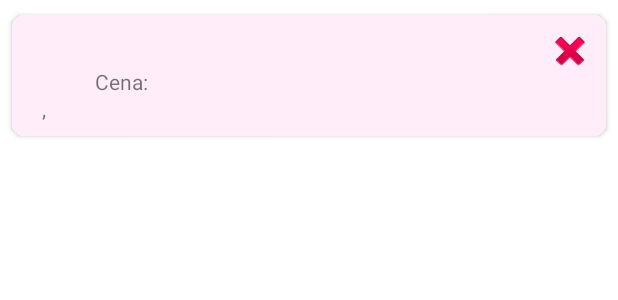
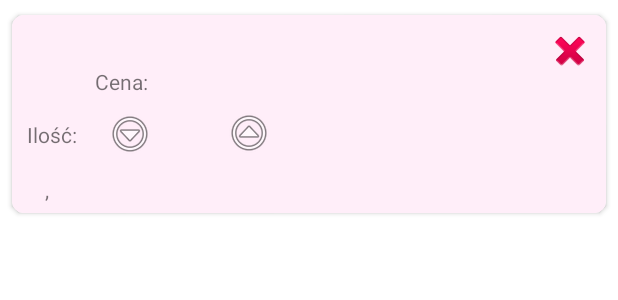
Before and after one commit to m-strzelec/ProductHunter, an Android app: the layout item_list_preview.xml on its own in the app's theme, with its tools: preview values and no code run, on a phone screen of 412 x 824 dp. Shown: the top 300 px of the screen. Run offline under Robolectric (Android 15) with nearby library versions, the phone set to English and light mode, and no system bars.

Commit message:
added quantity attribute to products

```diff
--- a/app/src/main/java/pl/mobi/msbw/producthunter/adapters/OnProductItemClickListener.kt
+++ b/app/src/main/java/pl/mobi/msbw/producthunter/adapters/OnProductItemClickListener.kt
@@ -5,4 +5,6 @@ import pl.mobi.msbw.producthunter.models.Product
 interface OnProductItemClickListener {
     fun onAddToProductListClick(product: Product) {}
     fun onDeleteProductClick(product: Product) {}
+    fun onQuantityIncrementClick(product: Product, position: Int) {}
+    fun onQuantityDecrementClick(product: Product, position: Int) {}
 }
--- a/app/src/main/java/pl/mobi/msbw/producthunter/models/Product.kt
+++ b/app/src/main/java/pl/mobi/msbw/producthunter/models/Product.kt
@@ -5,6 +5,7 @@ data class Product(
     val category: String = "",
     val name: String = "",
     val price: Double = 0.00,
+    val quantity: Int = 0,
     val storeName: String = "",
     val storeAddress: String = ""
 )
--- a/app/src/main/java/pl/mobi/msbw/producthunter/models/ShoppingList.kt
+++ b/app/src/main/java/pl/mobi/msbw/producthunter/models/ShoppingList.kt
@@ -2,5 +2,5 @@ package pl.mobi.msbw.producthunter.models
 
 data class ShoppingList(
     val listName: String,
-    val productIds: List<String>
+    val products: List<ShoppingListItem>
 )
--- /dev/null
+++ b/app/src/main/java/pl/mobi/msbw/producthunter/models/ShoppingListItem.kt
@@ -0,0 +1,6 @@
+package pl.mobi.msbw.producthunter.models
+
+data class ShoppingListItem(
+    val productId: String,
+    val quantity: Int
+)
--- a/app/src/main/res/layout/item_list_preview.xml
+++ b/app/src/main/res/layout/item_list_preview.xml
@@ -13,8 +13,31 @@
 
     <RelativeLayout
         android:layout_width="match_parent"
-        android:layout_height="wrap_content"
+        android:layout_height="132dp"
         android:background="#FFEEF9">
+
+        <TextView
+            android:id="@+id/productQuantityTV"
+            android:layout_width="wrap_content"
+            android:layout_height="18dp"
+            android:layout_alignTop="@+id/iloscTV"
+            android:layout_marginStart="10dp"
+            android:layout_marginTop="0dp"
+            android:layout_marginEnd="0dp"
+            android:layout_toEndOf="@+id/quantityMinus"
+            android:contentDescription="@string/cena"
+            android:drawablePadding="2dp"
+            android:minWidth="10dp" />
+
+        <TextView
+            android:id="@+id/iloscTV"
+            android:layout_width="wrap_content"
+            android:layout_height="wrap_content"
+            android:layout_below="@+id/productCategoryTV"
+            android:layout_alignParentStart="true"
+            android:layout_marginStart="10dp"
+            android:layout_marginTop="17dp"
+            android:text="@string/iloscTV" />
 
         <TextView
             android:id="@+id/productNameTV"
@@ -24,10 +47,10 @@
             android:layout_marginTop="10dp"
             android:layout_marginEnd="10dp"
             android:layout_toStartOf="@+id/deleteButton"
+            android:contentDescription="@string/nazwa_produktu"
             android:textColor="@color/black"
             android:textSize="18sp"
-            android:textStyle="bold"
-            android:contentDescription="@string/nazwa_produktu" />
+            android:textStyle="bold" />
 
         <TextView
             android:id="@+id/productCategoryTV"
@@ -36,46 +59,48 @@
             android:layout_below="@+id/productNameTV"
             android:layout_marginStart="10dp"
             android:layout_marginEnd="10dp"
+            android:contentDescription="@string/kategoria"
             android:drawablePadding="2dp"
-            android:minWidth="10dp"
-            android:contentDescription="@string/kategoria" />
+            android:minWidth="10dp" />
 
         <TextView
             android:id="@+id/productPriceTV"
             android:layout_width="wrap_content"
             android:layout_height="18dp"
-            android:layout_below="@+id/productNameTV"
-            android:layout_marginStart="0dp"
+            android:layout_alignTop="@+id/textView"
+            android:layout_marginStart="5dp"
             android:layout_marginTop="0dp"
             android:layout_marginEnd="0dp"
             android:layout_toEndOf="@+id/textView"
+            android:contentDescription="@string/ilosc"
             android:drawablePadding="2dp"
-            android:minWidth="10dp"
-            android:contentDescription="@string/cena" />
+            android:minWidth="10dp" />
 
         <TextView
             android:id="@+id/storeNameTV"
             android:layout_width="wrap_content"
             android:layout_height="18dp"
-            android:layout_below="@+id/productCategoryTV"
+            android:layout_below="@+id/iloscTV"
             android:layout_marginStart="10dp"
-            android:layout_marginTop="0dp"
+            android:layout_marginTop="17dp"
             android:layout_marginEnd="0dp"
+            android:contentDescription="@string/nazwa_sklepu"
             android:drawablePadding="2dp"
-            android:minWidth="10dp"
-            android:contentDescription="@string/nazwa_sklepu" />
+            android:minWidth="10dp" />
 
         <TextView
             android:id="@+id/storeAddressTV"
             android:layout_width="wrap_content"
             android:layout_height="18dp"
-            android:layout_below="@+id/productCategoryTV"
+            android:layout_alignTop="@+id/textView3"
+            android:layout_marginStart="10dp"
+            android:layout_marginTop="0dp"
             android:layout_marginEnd="10dp"
             android:layout_marginBottom="10dp"
             android:layout_toEndOf="@+id/textView3"
+            android:contentDescription="@string/adres_sklepu"
             android:drawablePadding="2dp"
-            android:minWidth="100dp"
-            android:contentDescription="@string/adres_sklepu" />
+            android:minWidth="100dp" />
 
         <TextView
             android:id="@+id/textView"
@@ -84,7 +109,6 @@
             android:layout_below="@+id/productNameTV"
             android:layout_marginStart="25dp"
             android:layout_marginTop="0dp"
-            android:layout_marginEnd="5dp"
             android:layout_toEndOf="@+id/productCategoryTV"
             android:text="@string/cenaTV" />
 
@@ -92,10 +116,9 @@
             android:id="@+id/textView3"
             android:layout_width="wrap_content"
             android:layout_height="wrap_content"
-            android:layout_below="@+id/productCategoryTV"
-            android:layout_marginStart="0dp"
+            android:layout_alignTop="@+id/storeNameTV"
+            android:layout_marginStart="2dp"
             android:layout_marginTop="0dp"
-            android:layout_marginEnd="5dp"
             android:layout_toEndOf="@+id/storeNameTV"
             android:text="@string/przecinek" />
 
@@ -106,10 +129,35 @@
             android:layout_alignParentEnd="true"
             android:layout_marginEnd="0dp"
             android:background="?android:attr/selectableItemBackgroundBorderless"
+            android:contentDescription="@string/usun_produkt_z_listy"
             android:foreground="?android:attr/selectableItemBackground"
             android:padding="8dp"
-            app:srcCompat="@android:drawable/ic_delete"
-            android:contentDescription="@string/usun_produkt_z_listy" />
+            app:srcCompat="@android:drawable/ic_delete" />
+
+        <ImageButton
+            android:id="@+id/quantityMinus"
+            android:layout_width="50dp"
+            android:layout_height="50dp"
+            android:layout_alignTop="@+id/iloscTV"
+            android:layout_marginStart="10dp"
+            android:layout_marginTop="-16dp"
+            android:layout_toEndOf="@+id/iloscTV"
+            android:background="?android:attr/selectableItemBackgroundBorderless"
+            app:srcCompat="@android:drawable/ic_menu_more"
+            android:text="@string/mniejP"/>
+
+        <ImageButton
+            android:id="@+id/quantityPlus"
+            android:layout_width="50dp"
+            android:layout_height="50dp"
+            android:layout_alignTop="@+id/quantityMinus"
+            android:layout_marginStart="10dp"
+            android:layout_marginTop="0dp"
+            android:layout_toEndOf="@+id/productQuantityTV"
+            android:background="?android:attr/selectableItemBackgroundBorderless"
+            android:rotation="180"
+            app:srcCompat="@android:drawable/ic_menu_more"
+            android:text="@string/wiecejP"/>
     </RelativeLayout>
 
 </androidx.cardview.widget.CardView>
--- a/app/src/main/res/menu/bottom_nav_view.xml
+++ b/app/src/main/res/menu/bottom_nav_view.xml
@@ -2,14 +2,14 @@
 <menu xmlns:android="http://schemas.android.com/apk/res/android">
     <item
         android:id="@+id/menuHome"
-        android:title="Home"
+        android:title="@string/home"
         android:icon="@drawable/ic_home"/>
     <item
         android:id="@+id/menuItemList"
-        android:title="Item list"
+        android:title="@string/lista_zakupow"
         android:icon="@drawable/ic_item_list"/>
     <item
         android:id="@+id/menuUser"
-        android:title="Profile"
+        android:title="@string/profil"
         android:icon="@drawable/ic_user"/>
 </menu>
--- a/app/src/main/res/menu/search_view.xml
+++ b/app/src/main/res/menu/search_view.xml
@@ -4,7 +4,7 @@
 
     <item
         android:id="@+id/action_search"
-        android:title="@string/search"
+        android:title="@string/szukaj"
         android:icon="@drawable/ic_search"
         app:actionViewClass="androidx.appcompat.widget.SearchView"
         app:showAsAction="collapseActionView|ifRoom" />
--- a/app/src/main/res/values/strings.xml
+++ b/app/src/main/res/values/strings.xml
@@ -2,14 +2,18 @@
     <string name="app_name">ProductHunter</string>
     <string name="dodaj_produkt">Dodaj produkt do bazy danych</string>
     <string name="cena">Cena</string>
+    <string name="ilosc">Ilość produktów</string>
+    <string name="mniejP">Zmniejsz ilość produktów o jeden</string>
+    <string name="wiecejP">Zwiększ ilość produktów o jeden</string>
     <string name="adres_sklepu">Adres sklepu</string>
     <string name="nazwa_sklepu">Nazwa sklepu</string>
     <string name="nazwa_produktu">Nazwa produktu</string>
     <string name="pokaz_produkty">Pokaż produkty</string>
     <string name="kategoria">Kategoria</string>
-    <string name="search">Szukaj…</string>
+    <string name="szukaj">Szukaj…</string>
     <string name="wszystkie_sklepy">Wszystkie sklepy</string>
     <string name="cenaTV">Cena:</string>
+    <string name="iloscTV">Ilość:</string>
     <string name="jednostkaTV">zł</string>
     <string name="przecinek">,</string>
     <string name="dodaj_do_listy">Dodaj do listy zakupów</string>
@@ -24,6 +28,9 @@
     <string name="powiadomienia">Powiadomienia</string>
     <string name="wyloguj">Wyloguj się</string>
     <string name="usun_produkt_z_listy">Usuń produkt z listy</string>
+    <string name="profil">Profil</string>
+    <string name="lista_zakupow">Lista zakupów</string>
+    <string name="home">Home</string>
     <string-array name="lista_sklepow">
         <item>Biedronka</item>
         <item>Lidl</item>
```
Also changed, not shown: app/src/main/java/pl/mobi/msbw/producthunter/adapters/ProductAdapter.kt (+9 -2 lines), app/src/main/java/pl/mobi/msbw/producthunter/firebase/FirebaseManager.kt (+17 -10 lines), app/src/main/java/pl/mobi/msbw/producthunter/ui/HomeFragment.kt (+14 -2 lines), app/src/main/java/pl/mobi/msbw/producthunter/ui/ItemListFragment.kt (+10 -0 lines), app/src/main/java/pl/mobi/msbw/producthunter/ui/UserFragment.kt (+22 -7 lines), app/src/main/java/pl/mobi/msbw/producthunter/viewmodels/ProductViewModel.kt (+21 -3 lines).
